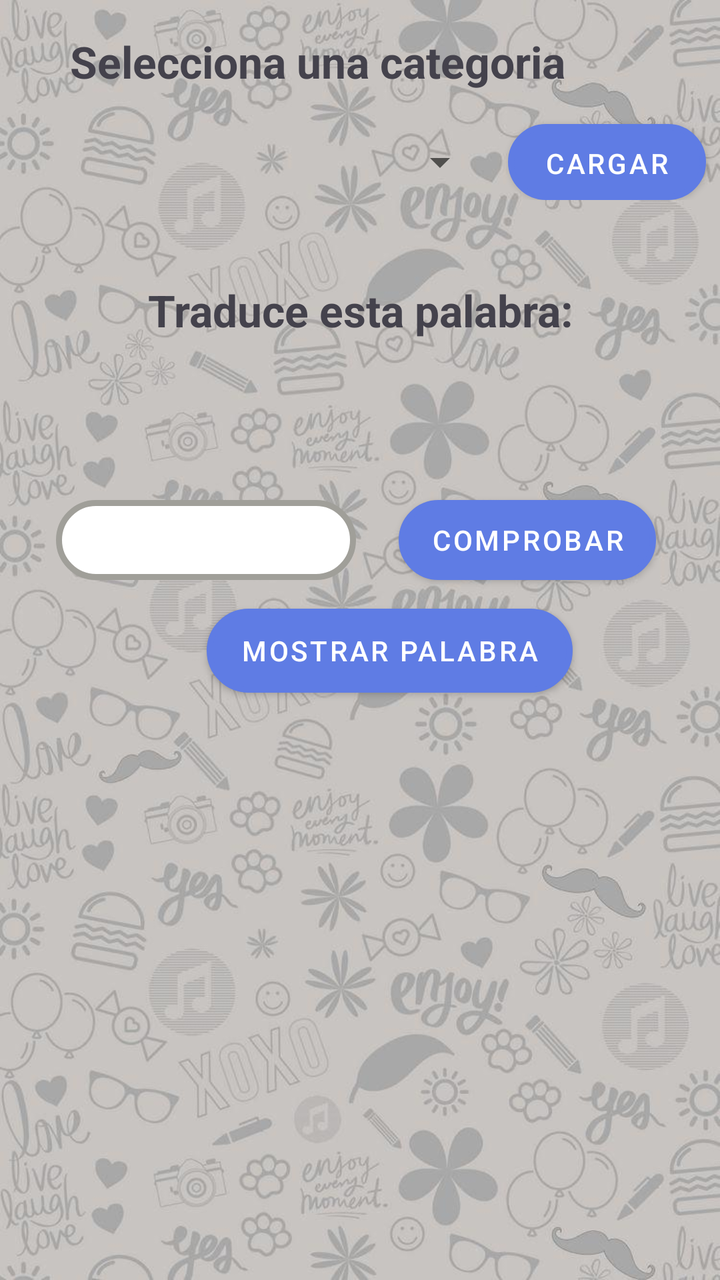
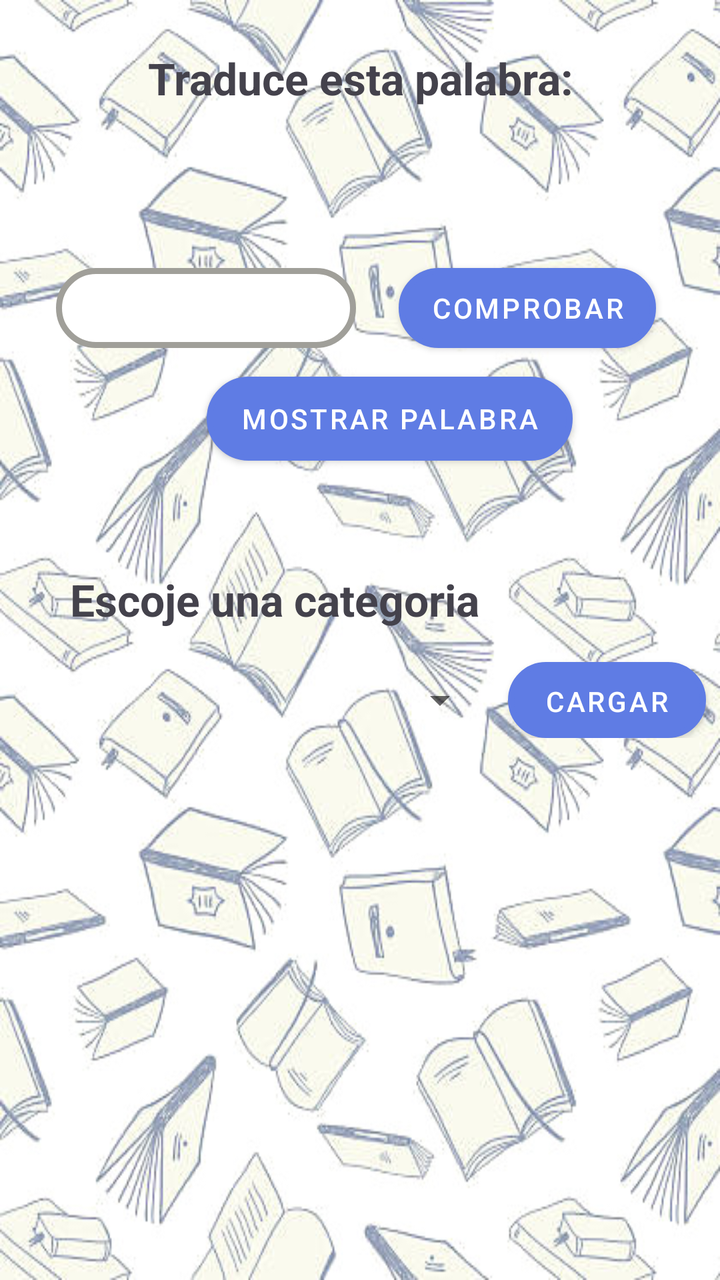

Two renders of the same Android screen: before a commit and after it. Below are the layout's source before the change and the commit's diff.
<!-- AndroidManifest.xml: application theme Theme.VocabularioIngles -->
<!-- res/layout/activity_main.xml -->
<?xml version="1.0" encoding="utf-8"?>
<LinearLayout xmlns:android="http://schemas.android.com/apk/res/android"
    xmlns:app="http://schemas.android.com/apk/res-auto"
    xmlns:tools="http://schemas.android.com/tools"
    android:layout_width="wrap_content"
    android:layout_height="match_parent"
    android:background="@drawable/wallpaper_app"
    android:orientation="vertical"
    tools:context=".ActivityMain">

    <androidx.constraintlayout.widget.ConstraintLayout
        android:layout_width="match_parent"
        android:layout_height="wrap_content"
        android:paddingTop="16dp"
        android:paddingBottom="16dp">

        <TextView
            android:id="@+id/textView"
            android:layout_width="290dp"
            android:layout_height="30dp"
            android:text="Selecciona una categoria"
            android:textColor="#44424C"
            android:textSize="22sp"
            android:textStyle="bold"
            app:layout_constraintEnd_toEndOf="parent"
            app:layout_constraintStart_toStartOf="parent"
            app:layout_constraintTop_toTopOf="parent" />

        <Button
            android:id="@+id/BotonCargarPalCat"
            android:layout_width="99dp"
            android:layout_height="38dp"
            android:layout_marginStart="8dp"
            android:layout_marginTop="16dp"
            android:background="@drawable/bordes_redondos"
            android:onClick="CargarPalabrasPorCategoria"
            android:text="Cargar"
            app:layout_constraintEnd_toEndOf="parent"
            app:layout_constraintHorizontal_bias="0.222"
            app:layout_constraintStart_toEndOf="@+id/spinnerCategorias2"
            app:layout_constraintTop_toBottomOf="@+id/textView" />

        <Spinner

            android:id="@+id/spinnerCategorias2"
            android:layout_width="149dp"
            android:layout_height="38dp"
            android:layout_marginTop="16dp"
            app:layout_constraintEnd_toEndOf="parent"
            app:layout_constraintHorizontal_bias="0.45"
            app:layout_constraintStart_toStartOf="parent"
            app:layout_constraintTop_toBottomOf="@+id/textView" />


    </androidx.constraintlayout.widget.ConstraintLayout>


    <androidx.constraintlayout.widget.ConstraintLayout
        android:layout_width="match_parent"
        android:layout_height="269dp"
        android:layout_gravity="center"
        android:foregroundTint="#F8F4F4"
        android:paddingTop="16dp"
        android:paddingBottom="16dp">

        <TextView
            android:id="@+id/MostrarTituloActividad"
            android:layout_width="match_parent"
            android:layout_height="38dp"
            android:layout_marginTop="4dp"
            android:gravity="center"
            android:paddingLeft="2dp"
            android:paddingRight="2dp"
            android:text="@string/titulo_mainactivity"
            android:textColor="#44424C"
            android:textSize="22sp"
            android:textStyle="bold"
            app:layout_constraintEnd_toEndOf="parent"
            app:layout_constraintHorizontal_bias="0.421"
            app:layout_constraintStart_toStartOf="parent"
            app:layout_constraintTop_toTopOf="parent" />

        <TextView
            android:id="@+id/PalabraEspanol"
            android:layout_width="wrap_content"
            android:layout_height="44dp"
            android:layout_marginTop="16dp"
            android:textSize="28sp"
            android:textStyle="bold"
            app:layout_constraintEnd_toEndOf="parent"
            app:layout_constraintHorizontal_bias="0.469"
            app:layout_constraintStart_toStartOf="parent"
            app:layout_constraintTop_toBottomOf="@+id/MostrarTituloActividad" />

        <Button
            android:id="@+id/BotonComprobar"
            android:layout_width="wrap_content"
            android:layout_height="40dp"
            android:layout_marginStart="12dp"
            android:layout_marginTop="16dp"
            android:background="@drawable/bordes_redondos"
            android:onClick="ComprobarPalabra"
            android:text="@string/boton_comprobar"
            android:textSize="14sp"
            app:layout_constraintEnd_toEndOf="parent"
            app:layout_constraintHorizontal_bias="0.222"
            app:layout_constraintStart_toEndOf="@+id/PalabraIngles"
            app:layout_constraintTop_toBottomOf="@+id/PalabraEspanol" />

        <EditText
            android:id="@+id/PalabraIngles"
            android:layout_width="150dp"
            android:layout_height="40dp"
            android:layout_marginStart="28dp"
            android:layout_marginTop="16dp"
            android:background="@drawable/bordes_redondos"
            android:ems="10"
            android:gravity="center"
            android:imeOptions="actionNext"
            android:inputType="textNoSuggestions|textPhonetic"
            android:textColor="#3461BF"
            android:textSize="22sp"
            android:textStyle="bold"
            app:layout_constraintStart_toStartOf="parent"
            app:layout_constraintTop_toBottomOf="@+id/PalabraEspanol" />

        <Button
            android:id="@+id/botonMostrarPal"
            android:layout_width="183dp"
            android:layout_height="42dp"
            android:layout_marginBottom="4dp"
            android:background="@drawable/bordes_redondos"
            android:onClick="mostrarPalabra"
            android:text="@string/boton_mostrar_palabra"
            app:layout_constraintBottom_toBottomOf="parent"
            app:layout_constraintEnd_toEndOf="parent"
            app:layout_constraintHorizontal_bias="0.583"
            app:layout_constraintStart_toStartOf="parent"
            app:layout_constraintTop_toBottomOf="@+id/PalabraIngles"
            app:layout_constraintVertical_bias="0.437" />


    </androidx.constraintlayout.widget.ConstraintLayout>

    <ScrollView
        android:layout_width="match_parent"
        android:layout_height="match_parent">


        <LinearLayout
            android:id="@+id/layoutRegistro"
            android:layout_width="match_parent"
            android:layout_height="wrap_content"


            android:orientation="vertical"
            android:padding="16dp" />
    </ScrollView>


</LinearLayout>
<!-- resources referenced by this layout -->
<resources>
  <!-- drawable bordes_redondos (drawable) -->
  <?xml version="1.0" encoding="utf-8"?>
  <shape xmlns:android="http://schemas.android.com/apk/res/android" android:shape="rectangle">
      <solid android:color="#ffffff"/>
  
      <stroke android:width="3dp"
          android:color="#a09f99"/>
  
      <padding android:left="1dp"
          android:top="1dp"
          android:right="1dp"
          android:bottom="1dp"/>
  
      <corners android:radius="60px"/>
  </shape>
  <!-- drawable wallpaper_app: jpg bitmap (drawable, 93616 bytes) -->
  <string name="boton_comprobar">Comprobar</string>
  <string name="boton_mostrar_palabra">Mostrar Palabra</string>
  <string name="titulo_mainactivity">Traduce esta palabra: </string>
  <style name="Theme.VocabularioIngles" parent="Theme.MaterialComponents.DayNight.DarkActionBar">
          
          <item name="colorPrimary">#5f7ce4</item>
          <item name="colorPrimaryVariant">@color/teal_700</item>
          <item name="colorOnPrimary">@color/white</item>
          
          <item name="colorSecondary">@color/teal_200</item>
          <item name="colorSecondaryVariant">@color/teal_700</item>
          <item name="colorOnSecondary">@color/black</item>
          
          <item name="android:statusBarColor" tools:targetApi="l">?attr/colorPrimaryVariant</item>
          
      </style>
  <color name="teal_700">#FF018786</color>
  <color name="white">#FFFFFFFF</color>
  <color name="teal_200">#FF03DAC5</color>
  <color name="black">#FF000000</color>
</resources>

<!-- the commit's change to res/layout/activity_main.xml (unified diff, before → after) -->
@@ -2,57 +2,12 @@
 <LinearLayout xmlns:android="http://schemas.android.com/apk/res/android"
     xmlns:app="http://schemas.android.com/apk/res-auto"
     xmlns:tools="http://schemas.android.com/tools"
-    android:layout_width="wrap_content"
+    android:layout_width="match_parent"
     android:layout_height="match_parent"
-    android:background="@drawable/wallpaper_app"
+    android:background="@drawable/fondo_app"
     android:orientation="vertical"
     tools:context=".ActivityMain">
 
-    <androidx.constraintlayout.widget.ConstraintLayout
-        android:layout_width="match_parent"
-        android:layout_height="wrap_content"
-        android:paddingTop="16dp"
-        android:paddingBottom="16dp">
-
-        <TextView
-            android:id="@+id/textView"
-            android:layout_width="290dp"
-            android:layout_height="30dp"
-            android:text="Selecciona una categoria"
-            android:textColor="#44424C"
-            android:textSize="22sp"
-            android:textStyle="bold"
-            app:layout_constraintEnd_toEndOf="parent"
-            app:layout_constraintStart_toStartOf="parent"
-            app:layout_constraintTop_toTopOf="parent" />
-
-        <Button
-            android:id="@+id/BotonCargarPalCat"
-            android:layout_width="99dp"
-            android:layout_height="38dp"
-            android:layout_marginStart="8dp"
-            android:layout_marginTop="16dp"
-            android:background="@drawable/bordes_redondos"
-            android:onClick="CargarPalabrasPorCategoria"
-            android:text="Cargar"
-            app:layout_constraintEnd_toEndOf="parent"
-            app:layout_constraintHorizontal_bias="0.222"
-            app:layout_constraintStart_toEndOf="@+id/spinnerCategorias2"
-            app:layout_constraintTop_toBottomOf="@+id/textView" />
-
-        <Spinner
-
-            android:id="@+id/spinnerCategorias2"
-            android:layout_width="149dp"
-            android:layout_height="38dp"
-            android:layout_marginTop="16dp"
-            app:layout_constraintEnd_toEndOf="parent"
-            app:layout_constraintHorizontal_bias="0.45"
-            app:layout_constraintStart_toStartOf="parent"
-            app:layout_constraintTop_toBottomOf="@+id/textView" />
-
-
-    </androidx.constraintlayout.widget.ConstraintLayout>
 
 
     <androidx.constraintlayout.widget.ConstraintLayout
@@ -142,6 +97,53 @@
 
     </androidx.constraintlayout.widget.ConstraintLayout>
 
+    <androidx.constraintlayout.widget.ConstraintLayout
+        android:layout_width="match_parent"
+        android:layout_height="wrap_content"
+        android:paddingTop="16dp"
+        android:paddingBottom="16dp">
+
+        <TextView
+            android:id="@+id/textView"
+            android:layout_width="290dp"
+            android:layout_height="30dp"
+            android:text="@string/selecciona_una_categoria"
+            android:textColor="#44424C"
+            android:textSize="22sp"
+            android:textStyle="bold"
+            app:layout_constraintEnd_toEndOf="parent"
+            app:layout_constraintStart_toStartOf="parent"
+            app:layout_constraintTop_toTopOf="parent" />
+
+        <Button
+            android:id="@+id/BotonCargarPalCat"
+            android:layout_width="99dp"
+            android:layout_height="38dp"
+            android:layout_marginStart="8dp"
+            android:layout_marginTop="16dp"
+            android:background="@drawable/bordes_redondos"
+            android:onClick="CargarPalabrasPorCategoria"
+            android:text="Cargar"
+            app:layout_constraintEnd_toEndOf="parent"
+            app:layout_constraintHorizontal_bias="0.222"
+            app:layout_constraintStart_toEndOf="@+id/spinnerCategorias2"
+            app:layout_constraintTop_toBottomOf="@+id/textView" />
+
+        <Spinner
+
+            android:id="@+id/spinnerCategorias2"
+            android:layout_width="149dp"
+            android:layout_height="38dp"
+            android:layout_marginTop="16dp"
+            app:layout_constraintEnd_toEndOf="parent"
+            app:layout_constraintHorizontal_bias="0.45"
+            app:layout_constraintStart_toStartOf="parent"
+            app:layout_constraintTop_toBottomOf="@+id/textView" />
+
+
+    </androidx.constraintlayout.widget.ConstraintLayout>
+
+
     <ScrollView
         android:layout_width="match_parent"
         android:layout_height="match_parent">
<!-- resource entries referenced after the edit -->
@@ -15,9 +15,10 @@
   
       <corners android:radius="60px"/>
   </shape>
-  <!-- drawable wallpaper_app: jpg bitmap (drawable, 93616 bytes) -->
+  <!-- drawable fondo_app: jpg bitmap (drawable, 79144 bytes) -->
   <string name="boton_comprobar">Comprobar</string>
   <string name="boton_mostrar_palabra">Mostrar Palabra</string>
+  <string name="selecciona_una_categoria">Escoje una categoria</string>
   <string name="titulo_mainactivity">Traduce esta palabra: </string>
   <style name="Theme.VocabularioIngles" parent="Theme.MaterialComponents.DayNight.DarkActionBar">
           
